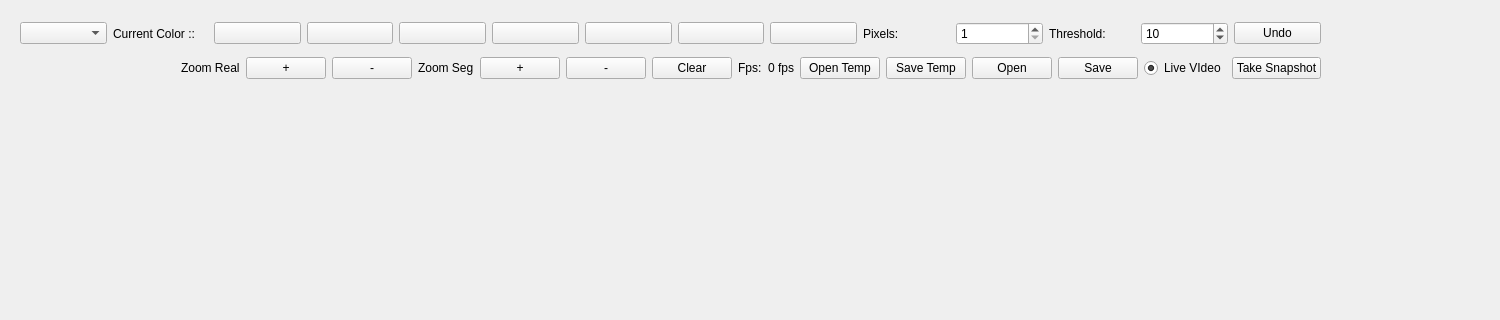
First picture: the form in GUITools/KMonitor/KccHandler.ui, repository kouretes/Monas, before the edit; both pictures show x 0 to 1500 and y 0 to 320 of the 1500 by 700 pixel window.
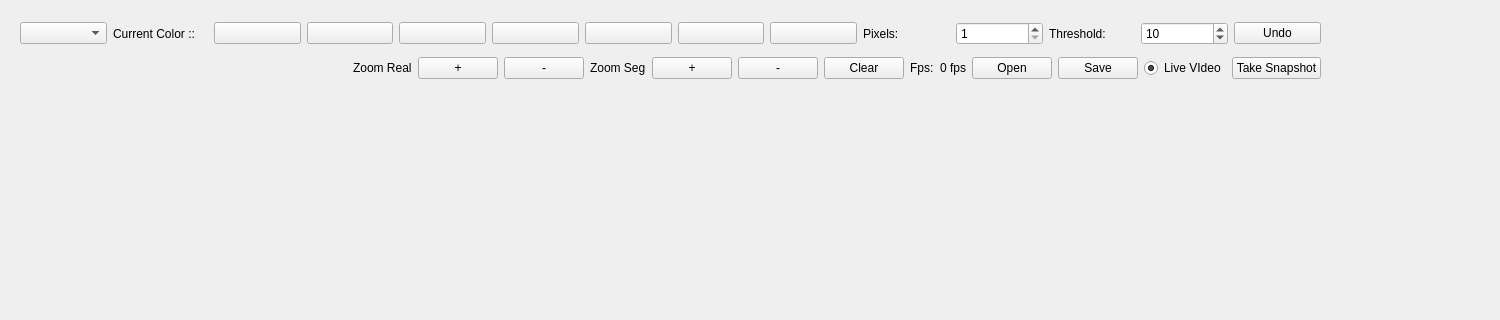
Second picture: the form after the edit.

The edit to the form file:
```diff
--- a/GUITools/KMonitor/KccHandler.ui
+++ b/GUITools/KMonitor/KccHandler.ui
@@ -24,7 +24,7 @@
    </property>
    <layout class="QHBoxLayout" name="scrollLayout"/>
   </widget>
-  <widget class="QWidget" name="">
+  <widget class="QWidget" name="layoutWidget">
    <property name="geometry">
     <rect>
      <x>20</x>
@@ -245,20 +245,6 @@
         </property>
        </widget>
       </item>
-      <item>
-       <widget class="QPushButton" name="pbOpenTemp">
-        <property name="text">
-         <string>Open Temp</string>
-        </property>
-       </widget>
-      </item>
-      <item>
-       <widget class="QPushButton" name="pbSaveTemp">
-        <property name="text">
-         <string>Save Temp</string>
-        </property>
-       </widget>
-      </item>
       <item>
        <widget class="QPushButton" name="pbOpen">
         <property name="text">
```
